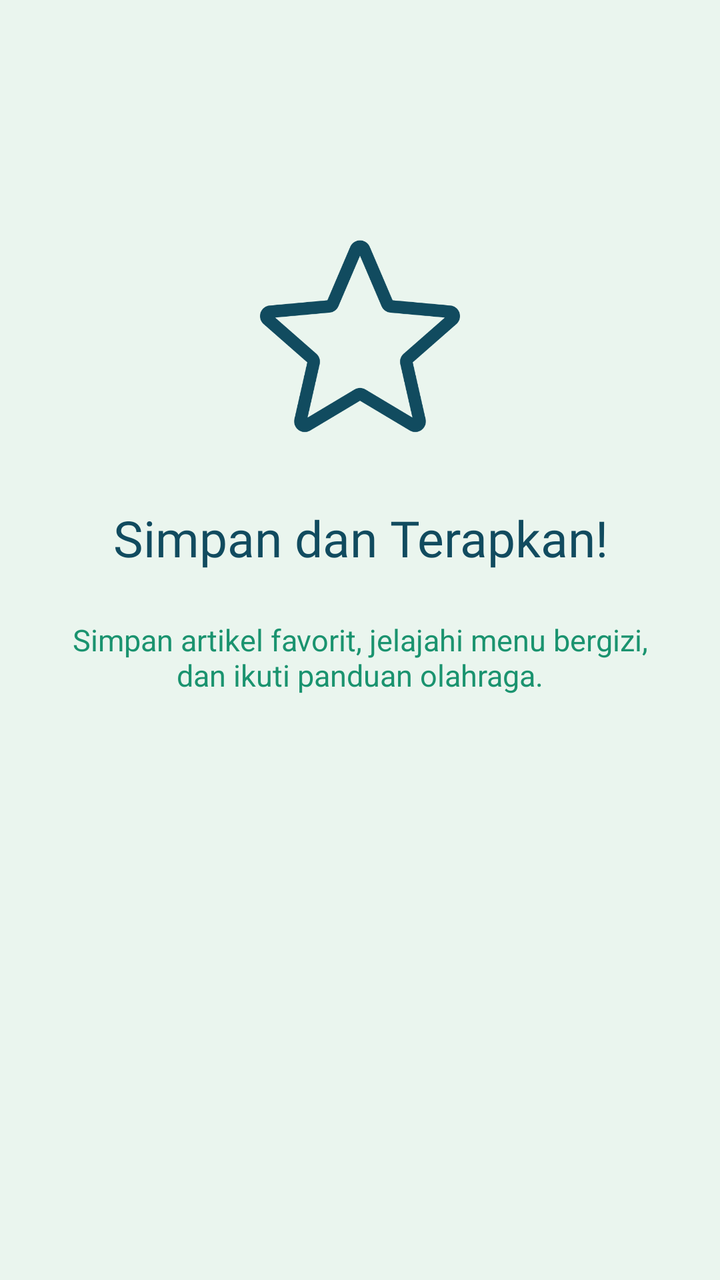
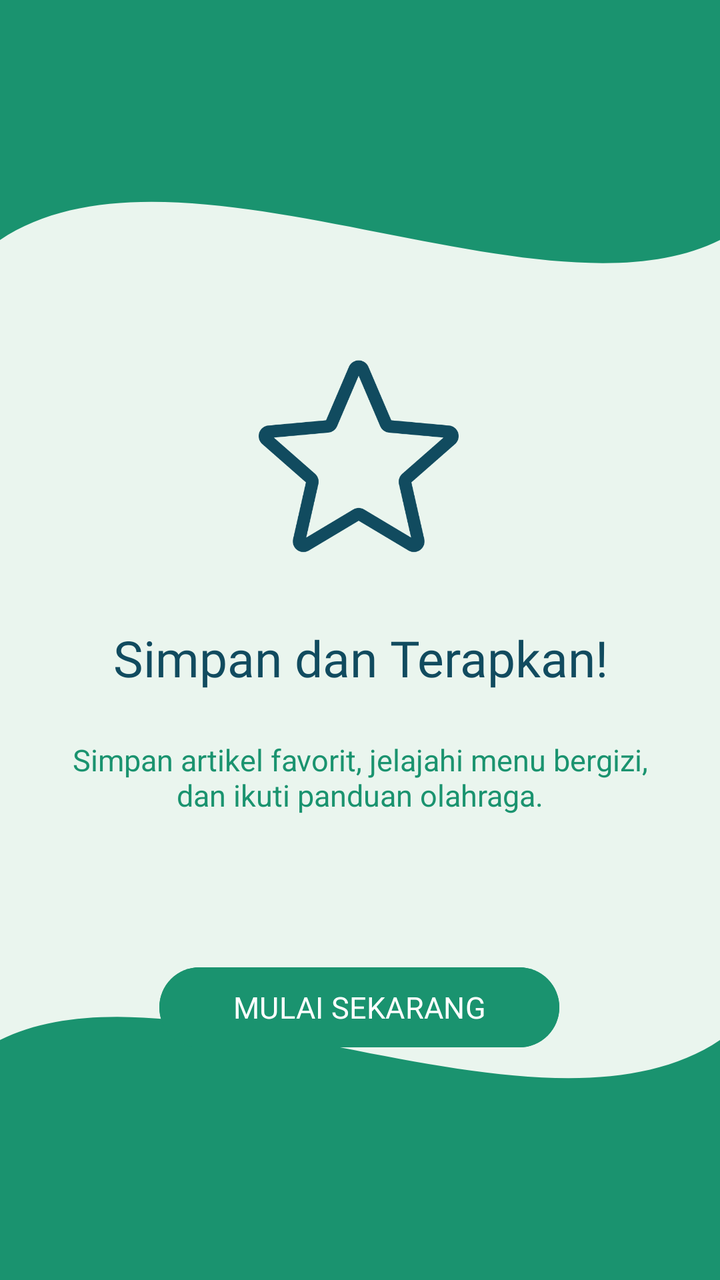

The first picture is an Android layout as it rendered before a commit; the second is the same layout after the commit. The layout source and the unified diff follow.
<!-- AndroidManifest.xml: application theme Theme.Sherine_TIA -->
<!-- res/layout/fragment_tutorial3.xml -->
<?xml version="1.0" encoding="utf-8"?>
<androidx.constraintlayout.widget.ConstraintLayout xmlns:android="http://schemas.android.com/apk/res/android"
    xmlns:app="http://schemas.android.com/apk/res-auto"
    xmlns:tools="http://schemas.android.com/tools"
    android:id="@+id/main"
    android:layout_width="match_parent"
    android:layout_height="match_parent"
    android:background="@color/bgColour"
    tools:context=".Tutorial.TutorialFragment3">

    <ImageView
        android:id="@+id/imgLogo"
        android:layout_width="100dp"
        android:layout_height="100dp"
        android:layout_marginTop="120dp"
        android:src="@drawable/star"
        app:layout_constraintEnd_toEndOf="parent"
        app:layout_constraintStart_toStartOf="parent"
        app:layout_constraintTop_toTopOf="parent" />

    <TextView
        android:id="@+id/tvTitle"
        android:layout_width="0dp"
        android:layout_height="wrap_content"
        android:layout_marginTop="32dp"
        android:fontFamily="@font/sora_bold"
        android:gravity="center"
        android:text="Simpan dan Terapkan!"
        android:textColor="@color/blue"
        android:textSize="25sp"
        app:layout_constraintEnd_toEndOf="parent"
        app:layout_constraintStart_toStartOf="parent"
        app:layout_constraintTop_toBottomOf="@+id/imgLogo" />

    <TextView
        android:id="@+id/tvDesc"
        android:layout_width="0dp"
        android:layout_height="wrap_content"
        android:layout_marginHorizontal="32dp"
        android:layout_marginTop="24dp"
        android:gravity="center"
        android:text="Simpan artikel favorit, jelajahi menu bergizi, dan ikuti panduan olahraga."
        android:textColor="@color/green"
        android:textSize="15sp"
        app:layout_constraintEnd_toEndOf="parent"
        app:layout_constraintStart_toStartOf="parent"
        app:layout_constraintTop_toBottomOf="@+id/tvTitle" />

</androidx.constraintlayout.widget.ConstraintLayout>
<!-- resources referenced by this layout -->
<resources>
  <color name="bgColour">#EAF5EE</color>
  <color name="blue">#114B5F</color>
  <color name="green">#1A936F</color>
  <!-- drawable star: png bitmap (drawable, 23590 bytes) -->
  <style name="Theme.Sherine_TIA" parent="Base.Theme.Sherine_TIA" />
  <style name="Base.Theme.Sherine_TIA" parent="Theme.Material3.DayNight.NoActionBar">
          
          
      </style>
</resources>

<!-- the commit's change to res/layout/fragment_tutorial3.xml (unified diff, before → after) -->
@@ -8,13 +8,23 @@
     android:background="@color/bgColour"
     tools:context=".Tutorial.TutorialFragment3">
 
+    <View
+        android:id="@+id/background_header"
+        android:layout_width="0dp"
+        android:layout_height="300dp"
+        android:background="@drawable/bg_header_wave"
+        app:layout_constraintTop_toTopOf="parent"
+        app:layout_constraintStart_toStartOf="parent"
+        app:layout_constraintEnd_toEndOf="parent" />
+
     <ImageView
         android:id="@+id/imgLogo"
         android:layout_width="100dp"
         android:layout_height="100dp"
-        android:layout_marginTop="120dp"
+        android:layout_marginTop="180dp"
         android:src="@drawable/star"
         app:layout_constraintEnd_toEndOf="parent"
+        app:layout_constraintHorizontal_bias="0.498"
         app:layout_constraintStart_toStartOf="parent"
         app:layout_constraintTop_toTopOf="parent" />
 
@@ -46,4 +56,29 @@
         app:layout_constraintStart_toStartOf="parent"
         app:layout_constraintTop_toBottomOf="@+id/tvTitle" />
 
+    <View
+        android:id="@+id/background_header_bottom"
+        android:layout_width="0dp"
+        android:layout_height="300dp"
+        android:background="@drawable/bg_header_wave"
+        android:rotation="180"
+        app:layout_constraintBottom_toBottomOf="parent"
+        app:layout_constraintEnd_toEndOf="parent"
+        app:layout_constraintHorizontal_bias="0.0"
+        app:layout_constraintStart_toStartOf="parent" />
+
+    <Button
+        android:id="@+id/btnLogin"
+        android:layout_width="200dp"
+        android:layout_height="wrap_content"
+        android:layout_marginTop="72dp"
+        android:backgroundTint="@color/green"
+        android:fontFamily="@font/sora_semibold"
+        android:text="MULAI SEKARANG"
+        android:textSize="15sp"
+        app:layout_constraintEnd_toEndOf="parent"
+        app:layout_constraintHorizontal_bias="0.497"
+        app:layout_constraintStart_toStartOf="parent"
+        app:layout_constraintTop_toBottomOf="@+id/tvDesc" />
+
 </androidx.constraintlayout.widget.ConstraintLayout>
<!-- resource entries referenced after the edit -->
@@ -3,6 +3,21 @@
   <color name="bgColour">#EAF5EE</color>
   <color name="blue">#114B5F</color>
   <color name="green">#1A936F</color>
+  <!-- drawable bg_header_wave (drawable) -->
+  <?xml version="1.0" encoding="utf-8"?>
+  <vector xmlns:android="http://schemas.android.com/apk/res/android"
+      android:width="100dp"
+      android:height="100dp"
+      android:viewportWidth="100"
+      android:viewportHeight="100">
+          <path
+              android:fillColor="@color/green"
+              android:pathData="M0,0 L100,0 L100,40 C75,55 25,20 0,40 Z" />
+  
+  
+  
+  
+  </vector>
   <!-- drawable star: png bitmap (drawable, 23590 bytes) -->
   <style name="Theme.Sherine_TIA" parent="Base.Theme.Sherine_TIA" />
   <style name="Base.Theme.Sherine_TIA" parent="Theme.Material3.DayNight.NoActionBar">
